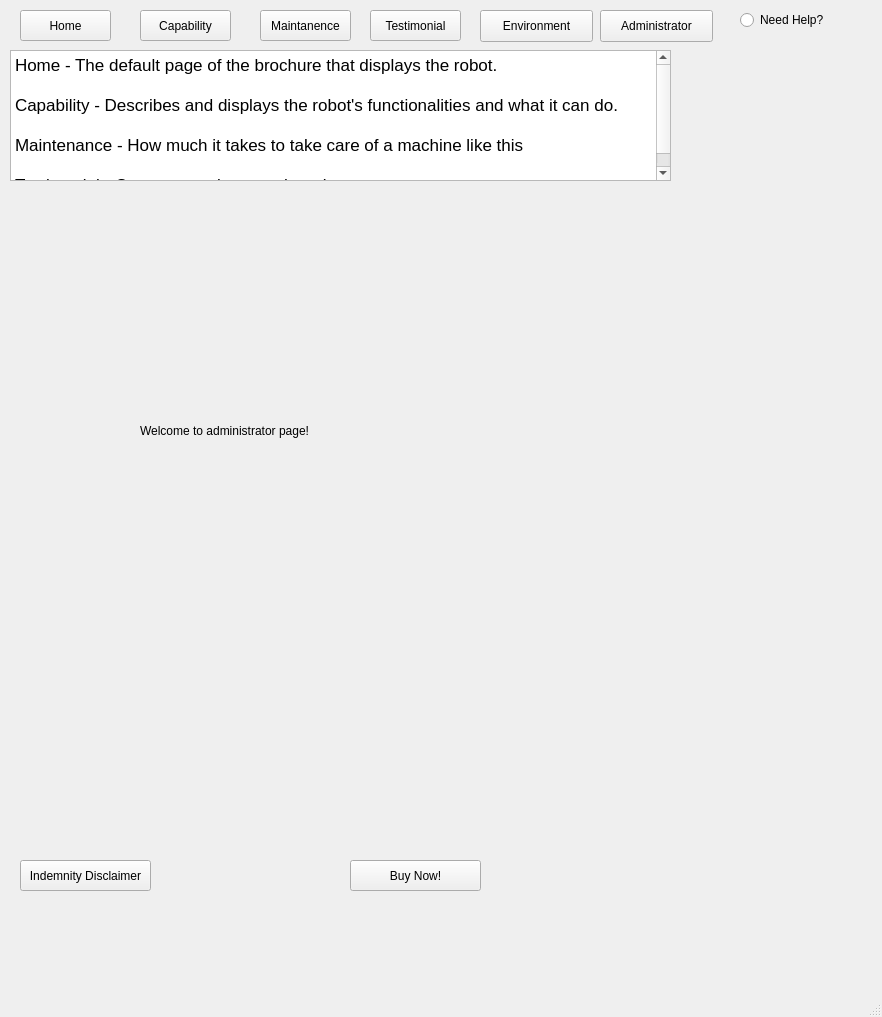
Qt form brochure/home.ui (Team-llamas/Project-1) before a commit.
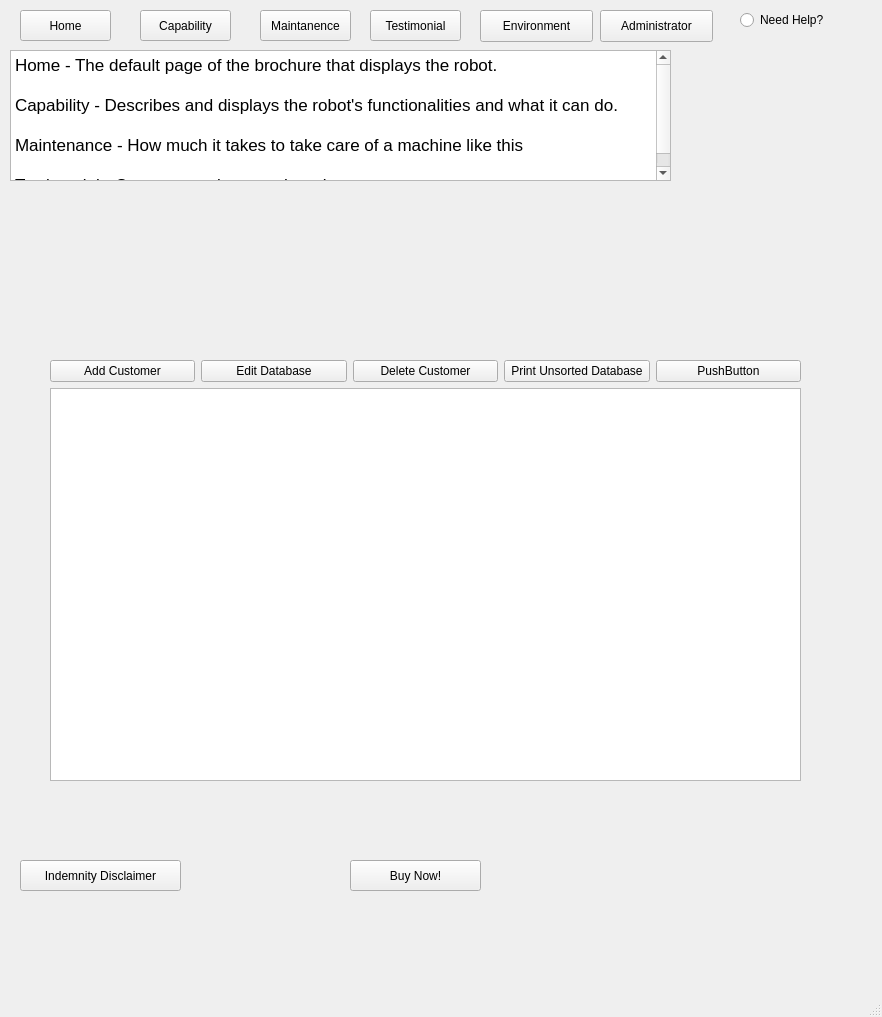
The same form after that commit. The open tabs and pages were chosen to show the change. Icons and pictures are not drawn.

Commit message: Working add and print unsorted buttons

Diff of the .ui file:
```diff
--- a/brochure/home.ui
+++ b/brochure/home.ui
@@ -797,18 +797,63 @@
      </widget>
     </widget>
     <widget class="QWidget" name="Administrator">
-     <widget class="QLabel" name="label_16">
+     <widget class="QWidget" name="">
       <property name="geometry">
        <rect>
-        <x>120</x>
-        <y>60</y>
-        <width>241</width>
-        <height>81</height>
+        <x>30</x>
+        <y>30</y>
+        <width>751</width>
+        <height>421</height>
        </rect>
       </property>
-      <property name="text">
-       <string>Welcome to administrator page!</string>
-      </property>
+      <layout class="QVBoxLayout" name="verticalLayout">
+       <item>
+        <layout class="QHBoxLayout" name="horizontalLayout">
+         <item>
+          <widget class="QPushButton" name="addCustomerButton">
+           <property name="text">
+            <string>Add Customer</string>
+           </property>
+          </widget>
+         </item>
+         <item>
+          <widget class="QPushButton" name="editDatabaseButton">
+           <property name="text">
+            <string>Edit Database</string>
+           </property>
+          </widget>
+         </item>
+         <item>
+          <widget class="QPushButton" name="deleteCustomerButton">
+           <property name="text">
+            <string>Delete Customer</string>
+           </property>
+          </widget>
+         </item>
+         <item>
+          <widget class="QPushButton" name="pushButton_8">
+           <property name="text">
+            <string>Print Unsorted Database</string>
+           </property>
+          </widget>
+         </item>
+         <item>
+          <widget class="QPushButton" name="pushButton_10">
+           <property name="text">
+            <string>PushButton</string>
+           </property>
+          </widget>
+         </item>
+        </layout>
+       </item>
+       <item>
+        <widget class="QTextEdit" name="databaseDisplay">
+         <property name="readOnly">
+          <bool>true</bool>
+         </property>
+        </widget>
+       </item>
+      </layout>
      </widget>
     </widget>
     <widget class="QWidget" name="optionsPage">
@@ -1124,7 +1169,7 @@
      <rect>
       <x>20</x>
       <y>860</y>
-      <width>131</width>
+      <width>161</width>
       <height>31</height>
      </rect>
     </property>
```
Left out of the diff: 2 changed lines with no effect on the pictures. The commit also changes 7 other files.
